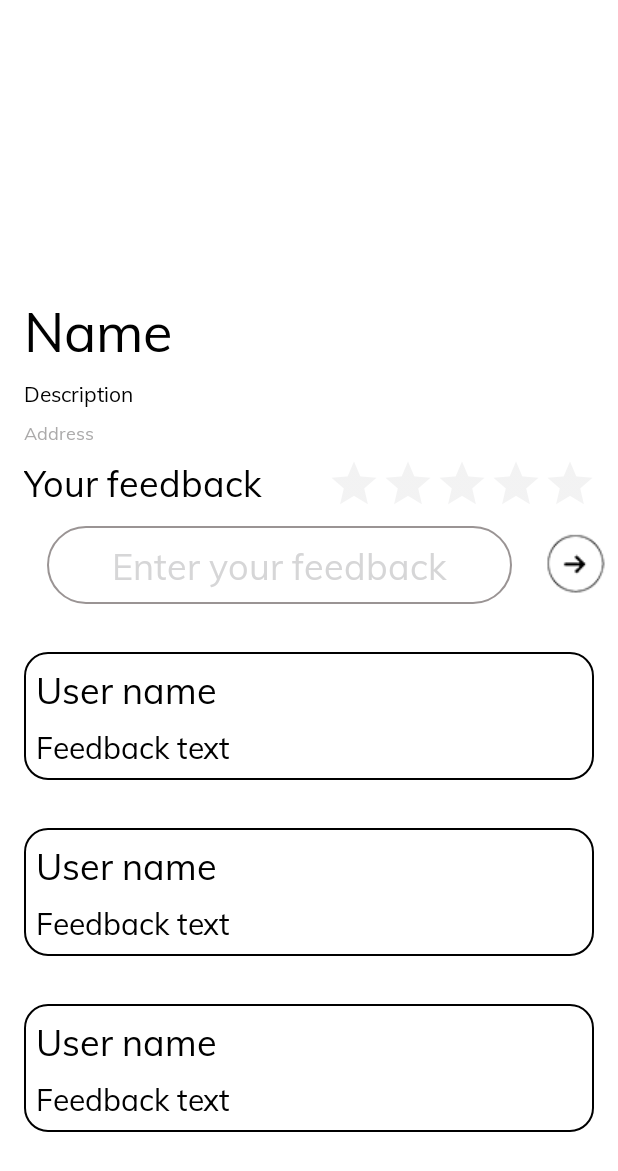
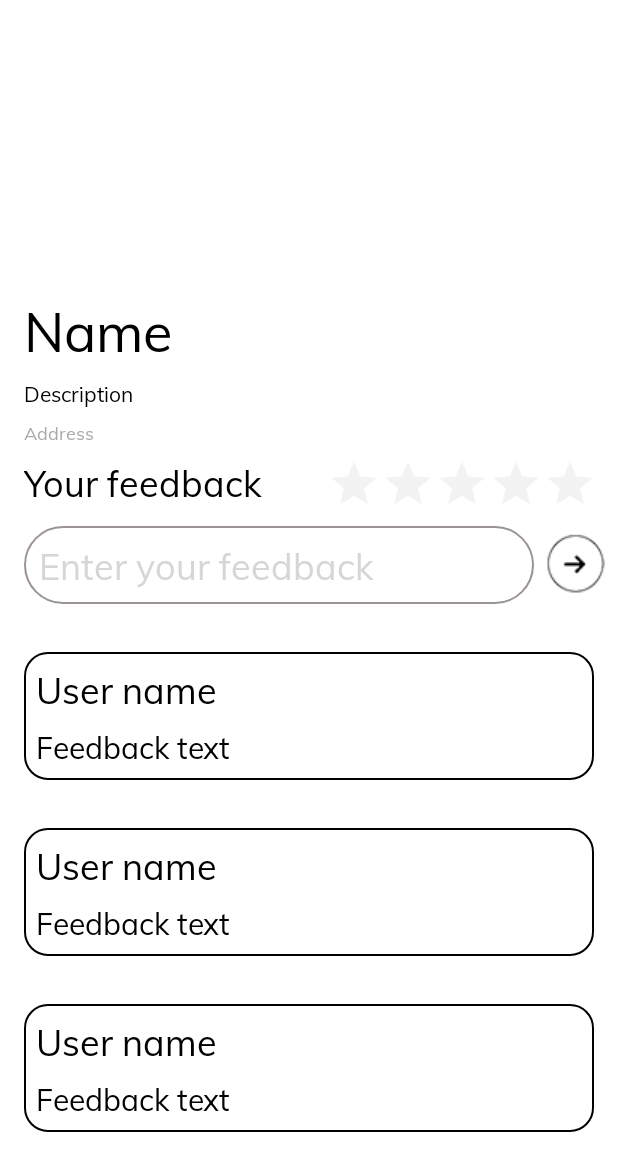
Before and after one commit to Ovsaynka/Kray, an Android app: the layout restaurant_fragment.xml on its own in the app's theme, with its tools: preview values and no code run, on a phone screen of 412 x 824 dp. Shown: the top 1171 px of the screen. Run offline under Robolectric (Android 15) with nearby library versions, the light colour scheme and no system bars; plain views replace RoundedImageView.

Commit message:
some improvements

```diff
--- a/app/src/main/java/com/example/kray/data/Restaurant.kt
+++ b/app/src/main/java/com/example/kray/data/Restaurant.kt
@@ -18,6 +18,9 @@ data class Restaurant(
 
     @SerializedName("phone")
     val phone:String?,
+
+    @SerializedName("stars")
+    val stars: Int?,
 
     @SerializedName("longitude")
     val longtitude: Double?,
--- a/app/src/main/java/com/example/kray/data/RestaurantApi.kt
+++ b/app/src/main/java/com/example/kray/data/RestaurantApi.kt
@@ -32,4 +32,8 @@ interface RestaurantApi {
         @Query("idUser") idUser: Int,
         @Header("Authorization") token: String
     ): retrofit2.Call<ResponseBody>
+
+    @Headers("Content-Type:application/json")
+    @GET("/commentRestaurant")
+    fun getsComments(@Query("id") id: Int?): retrofit2.Callback<Array<Comment>>
 }
--- a/app/src/main/java/com/example/kray/main/MainPageFragment.kt
+++ b/app/src/main/java/com/example/kray/main/MainPageFragment.kt
@@ -1,5 +1,6 @@
 package com.example.kray.main
 
+import android.annotation.SuppressLint
 import android.os.Bundle
 import android.text.Editable
 import android.text.TextWatcher
@@ -49,6 +50,7 @@ class MainPageFragment : MvpAppCompatFragment(),
         return inflater.inflate(R.layout.main_page_fragment, container, false)
     }
 
+    @SuppressLint("SetTextI18n")
     override fun onViewCreated(view: View, savedInstanceState: Bundle?) {
         super.onViewCreated(view, savedInstanceState)
         navController = Navigation.findNavController(view)
@@ -95,12 +97,15 @@ class MainPageFragment : MvpAppCompatFragment(),
         } else
         {
             userNameTextView.text = ""
+            logout.setText("Sign in")
         }
 
         logout.setOnClickListener {
             if(session.isLoggedIn()) {
                 session.LogoutUser()
                 findNavController().navigate(R.id.action_mainPageFragment_to_startPageFragment)
+            } else {
+                findNavController().navigate(R.id.action_mainPageFragment_to_loginFragment)
             }
         }
     }
--- a/app/src/main/java/com/example/kray/main/MainPageView.kt
+++ b/app/src/main/java/com/example/kray/main/MainPageView.kt
@@ -3,6 +3,7 @@ package com.example.kray.main
 import com.arellomobile.mvp.MvpView
 import com.arellomobile.mvp.viewstate.strategy.AddToEndSingleStrategy
 import com.arellomobile.mvp.viewstate.strategy.StateStrategyType
+import com.example.kray.data.Comment
 import com.example.kray.data.Restaurant
 
 @StateStrategyType(AddToEndSingleStrategy::class)
--- a/app/src/main/java/com/example/kray/main/RestaurantListAdapter.kt
+++ b/app/src/main/java/com/example/kray/main/RestaurantListAdapter.kt
@@ -36,6 +36,7 @@ class RestaurantListAdapter : RecyclerView.Adapter<RestaurantListAdapter.ViewHol
 
         return ViewHolder(view)
     }
+
 
     fun addItems(items: List<Restaurant>) {
         mFilterRestaurantList.addAll(items)
@@ -92,6 +93,7 @@ class RestaurantListAdapter : RecyclerView.Adapter<RestaurantListAdapter.ViewHol
 
             itemView.nameRestTextView.text = restaurant.name
             itemView.addressTextView.text = restaurant.address
+            itemView.rate.text = restaurant.stars.toString()
             itemView.setOnClickListener {
                 listener?.onItemClick(restaurant)
             }
--- a/app/src/main/java/com/example/kray/restaurant/RestaurantAdapter.kt
+++ b/app/src/main/java/com/example/kray/restaurant/RestaurantAdapter.kt
@@ -25,6 +25,10 @@ class RestaurantAdapter(private val mCommentsList: Array<Comment?>) : RecyclerVi
         holder.bind(mCommentsList[position]!!)
     }
 
+    fun addItem(comment: Comment) {
+        mCommentsList.plus(comment)
+    }
+
     override fun getItemCount(): Int = mCommentsList.size
 
     class ViewHolder(view: View) : RecyclerView.ViewHolder(view) {
--- a/app/src/main/res/layout/log_in_fragment.xml
+++ b/app/src/main/res/layout/log_in_fragment.xml
@@ -50,6 +50,7 @@
         android:drawableStart="@drawable/login_image"
         android:hint="@string/login"
         android:paddingStart="8dp"
+        android:paddingLeft="8dp"
         android:paddingEnd="16dp"
         android:textColorHint="@color/transparentBlack"
         app:layout_constraintEnd_toEndOf="parent"
--- a/app/src/main/res/layout/rest_card.xml
+++ b/app/src/main/res/layout/rest_card.xml
@@ -64,6 +64,7 @@
             app:layout_constraintTop_toBottomOf="@+id/addressTextView" />
 
         <TextView
+            android:id="@+id/rate"
             style="@style/textView"
             android:layout_width="wrap_content"
             android:layout_height="wrap_content"
--- a/app/src/main/res/layout/restaurant_fragment.xml
+++ b/app/src/main/res/layout/restaurant_fragment.xml
@@ -1,11 +1,15 @@
 <?xml version="1.0" encoding="utf-8"?>
-<androidx.constraintlayout.widget.ConstraintLayout xmlns:android="http://schemas.android.com/apk/res/android"
+<androidx.core.widget.NestedScrollView
+    xmlns:android="http://schemas.android.com/apk/res/android"
     xmlns:app="http://schemas.android.com/apk/res-auto"
     xmlns:tools="http://schemas.android.com/tools"
     android:layout_width="match_parent"
     android:layout_height="match_parent"
     android:background="@color/colorWight">
 
+    <androidx.constraintlayout.widget.ConstraintLayout
+        android:layout_width="match_parent"
+        android:layout_height="match_parent">
     <FrameLayout
         android:id="@+id/frameLayout"
         android:layout_width="match_parent"
@@ -76,7 +80,7 @@
         <EditText
             android:id="@+id/commentField"
             style="@style/textView"
-        android:layout_width="wrap_content"
+            android:layout_width="0dp"
             android:layout_height="wrap_content"
             android:layout_marginStart="16dp"
             android:layout_marginTop="12dp"
@@ -84,6 +88,8 @@
             android:background="@drawable/feedback_edit_text"
             android:gravity="center"
             android:hint="@string/enter_your_feedback"
+            android:paddingStart="10dp"
+            android:textAlignment="textStart"
             android:textColorHint="@color/transparentBlack"
             android:textSize="24sp"
             app:layout_constraintEnd_toStartOf="@+id/sendCommentButton"
@@ -106,11 +112,11 @@
             android:layout_width="match_parent"
             android:layout_height="0dp"
             android:layout_marginTop="16dp"
-        app:layout_constraintBottom_toBottomOf="parent"
+            android:nestedScrollingEnabled="false"
             app:layout_constraintEnd_toEndOf="parent"
-        tools:listitem="@layout/feedback_card"
             app:layout_constraintStart_toStartOf="parent"
-        app:layout_constraintTop_toBottomOf="@+id/commentField" />
+            app:layout_constraintTop_toBottomOf="@+id/commentField"
+            tools:listitem="@layout/feedback_card" />
 
     <androidx.appcompat.widget.AppCompatRatingBar
         android:id="@+id/ratingStars"
@@ -128,5 +134,7 @@
         app:layout_constraintStart_toEndOf="@+id/textView2"
         app:layout_constraintTop_toBottomOf="@+id/restAddressTextView" />
 
+    </androidx.constraintlayout.widget.ConstraintLayout>
 
-</androidx.constraintlayout.widget.ConstraintLayout>
+
+</androidx.core.widget.NestedScrollView>
--- a/app/src/main/res/navigation/nav_graph.xml
+++ b/app/src/main/res/navigation/nav_graph.xml
@@ -33,6 +33,9 @@
         <action
             android:id="@+id/action_mainPageFragment_to_startPageFragment"
             app:destination="@id/startPageFragment" />
+        <action
+            android:id="@+id/action_mainPageFragment_to_loginFragment"
+            app:destination="@id/loginFragment" />
     </fragment>
     <activity
         android:id="@+id/restaurantActivity"
```
Also changed, not shown: app/src/main/java/com/example/kray/main/RestaurantPresenter.kt (+11 -0 lines), app/src/main/java/com/example/kray/restaurant/RestaurantFragment.kt (+8 -1 lines). Lines whose indentation alone changed are shown as unchanged.
